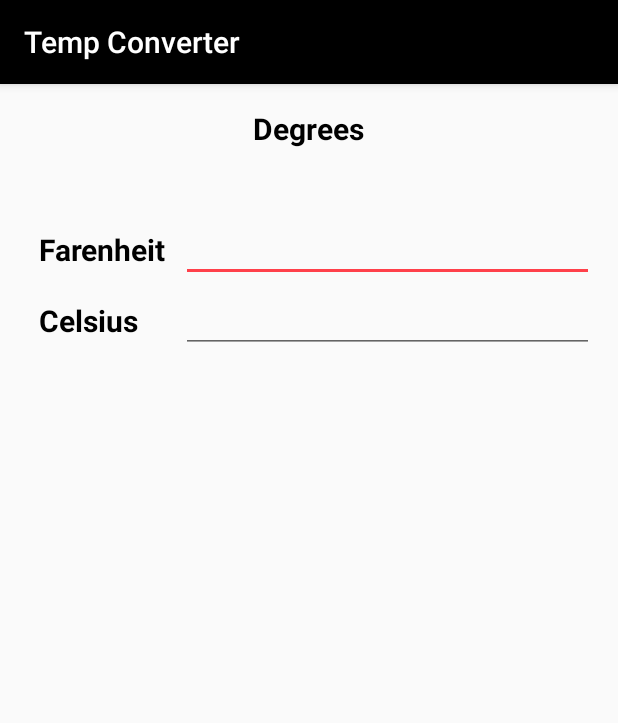
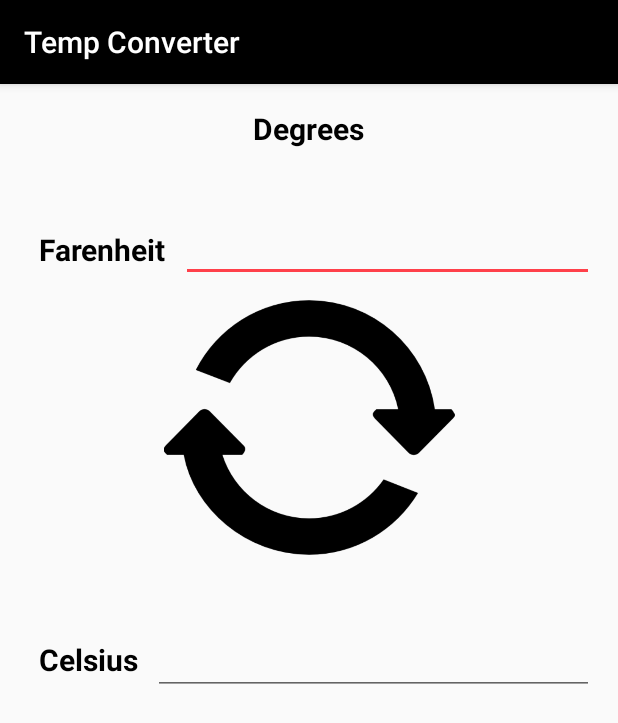
Before and after one commit to Steve-Bulgin/PROG3210_A1, an Android app: the screen it shows after launch (TempConverterActivity), on a phone screen of 412 x 824 dp. Shown: the top 723 px of the screen. Run offline under Robolectric (Android 15) with nearby library versions, the phone set to English and light mode, and no system bars.

Commit message:
work in progress

```diff
--- a/TempConverter/app/src/main/java/tempconverter/bulgin/com/tempconverter/TempConverterActivity.java
+++ b/TempConverter/app/src/main/java/tempconverter/bulgin/com/tempconverter/TempConverterActivity.java
@@ -2,18 +2,136 @@
  * Purpose: Logic for temp converter
  * Revision History
  * 		Steven Bulgin, 	2016.09.19: Created
+ *      Steven Bulgin, 2016.09.28: Got farenheit to celcius working on change
+ *      Steven Bulgin, 2016.09.28: Checks for overflows work
  */
+
+/****** Bugs ******/
+
+// Check for focus doesn't work
+// Negative values crash app
 
 package tempconverter.bulgin.com.tempconverter;
 
 import android.support.v7.app.AppCompatActivity;
 import android.os.Bundle;
+import android.text.Editable;
+import android.text.TextWatcher;
+import android.view.MotionEvent;
+import android.view.View;
+import android.widget.EditText;
+import android.widget.Toast;
+
 
 public class TempConverterActivity extends AppCompatActivity {
+
+    //Variables
+    private EditText txtFarenheit;
+    private EditText txtCelcius;
+    private float farenheit = 0f;
+    private float celsius = 0f;
+    private boolean focusChk = true; // t = farenheit, f = celcius;
 
     @Override
     protected void onCreate(Bundle savedInstanceState) {
         super.onCreate(savedInstanceState);
         setContentView(R.layout.activity_temp_converter);
+        txtFarenheit = (EditText) findViewById(R.id.txtFarenheit);
+        txtCelcius = (EditText) findViewById(R.id.txtCelcius);
+        txtFarenheit.requestFocus();
+
+        txtFarenheit.setOnTouchListener(new View.OnTouchListener() {
+            @Override
+            public boolean onTouch(View v, MotionEvent event) {
+                focusChk = true;
+                return false;
+            }
+        });
+
+        txtCelcius.setOnTouchListener(new View.OnTouchListener() {
+            @Override
+            public boolean onTouch(View v, MotionEvent event) {
+                focusChk = false;
+                return false;
+            }
+        });
+
+        //Create text watcher to check if text input changes
+        if (focusChk == true) {
+            txtFarenheit.addTextChangedListener(new TextWatcher() {
+                @Override
+                public void beforeTextChanged(CharSequence s, int start, int count, int after) {
+
+                }
+
+                @Override
+                public void onTextChanged(CharSequence s, int start, int before, int count) {
+
+                }
+
+                //When input in txtFarenheit changes this is fired to calculate celcius
+                @Override
+                public void afterTextChanged(Editable s) {
+                    if (s.length()>0) {
+                        farenheit = Float.parseFloat(s.toString());
+                        celsius = (farenheit - 32) * 0.5556f;
+
+                        //Check overflows
+                        if (celsius < Float.MAX_VALUE && celsius != Float.NEGATIVE_INFINITY) {
+                            txtCelcius.setText(String.format("%.2f", celsius));
+                        }
+                        else if (celsius > Float.MAX_VALUE) {
+                            txtCelcius.setText("Value is too high");
+                        }
+                        else if (celsius == Float.NEGATIVE_INFINITY) {
+                            txtCelcius.setText("Value is too low");
+                        }
+                    }
+                    else {
+                        txtCelcius.setText("Enter a value");
+                    }
+                }
+            });
+        }
+        else if (focusChk == false) {
+
+            txtCelcius.addTextChangedListener(new TextWatcher() {
+                @Override
+                public void beforeTextChanged(CharSequence s, int start, int count, int after) {
+
+                }
+
+                @Override
+                public void onTextChanged(CharSequence s, int start, int before, int count) {
+
+                }
+
+                @Override
+                public void afterTextChanged(Editable s) {
+                    if (s.length() > 0) {
+                        celsius = Float.parseFloat(s.toString());
+                        farenheit = (celsius * 1.8f) + 32f;
+
+                        //Check overflows
+                        if (farenheit < Float.MAX_VALUE && farenheit != Float.NEGATIVE_INFINITY) {
+                            txtCelcius.setText(String.format("%.2f", farenheit));
+                        }
+                        else if (farenheit > Float.MAX_VALUE) {
+                            txtCelcius.setText("Value is too high");
+                        }
+                        else if (farenheit == Float.NEGATIVE_INFINITY) {
+                            txtFarenheit.setText("Value is too low");
+                        }
+                    }
+                    else {
+                        txtFarenheit.setText("Enter a value");
+                    }
+                }
+            });
+        }
     }
+
+
+
+
 }
--- a/TempConverter/app/src/main/res/layout/activity_temp_converter.xml
+++ b/TempConverter/app/src/main/res/layout/activity_temp_converter.xml
@@ -44,11 +44,11 @@
         android:textStyle="bold"
         android:textSize="20dp"
         android:textColor="#000000"
-        android:layout_below="@+id/lblFarenheit"
+        android:padding="10dp"
+        android:paddingTop="-5dp"
+        android:layout_centerVertical="true"
         android:layout_alignParentLeft="true"
-        android:layout_alignParentStart="true"
-        android:padding="10dp"
-        android:paddingTop="-5dp" />
+        android:layout_alignParentStart="true" />
 
     <EditText
         android:layout_width="fill_parent"
@@ -62,8 +62,19 @@
         android:layout_width="fill_parent"
         android:layout_height="wrap_content"
         android:id="@+id/txtCelcius"
-        android:layout_below="@+id/lblFarenheit"
-        android:layout_alignLeft="@+id/txtFarenheit"
-        android:layout_alignStart="@+id/txtFarenheit" />
+        android:layout_alignBottom="@+id/lblCelcius"
+        android:layout_toRightOf="@+id/lblCelcius"
+        android:layout_toEndOf="@+id/lblCelcius" />
+
+    <ImageView
+        android:layout_width="wrap_content"
+        android:layout_height="wrap_content"
+        android:id="@+id/imageView"
+        android:src="@drawable/convert"
+        android:layout_below="@id/txtFarenheit"
+        android:layout_above="@+id/lblCelcius"
+        android:layout_centerHorizontal="true"
+        android:layout_marginBottom="34dp" />
+
 
 </RelativeLayout>
```
Also changed, not shown: TempConverter/app/src/main/res/drawable/convert.png (added), TempConverter/app/src/main/res/drawable/ic_launcherweb.png (added).
